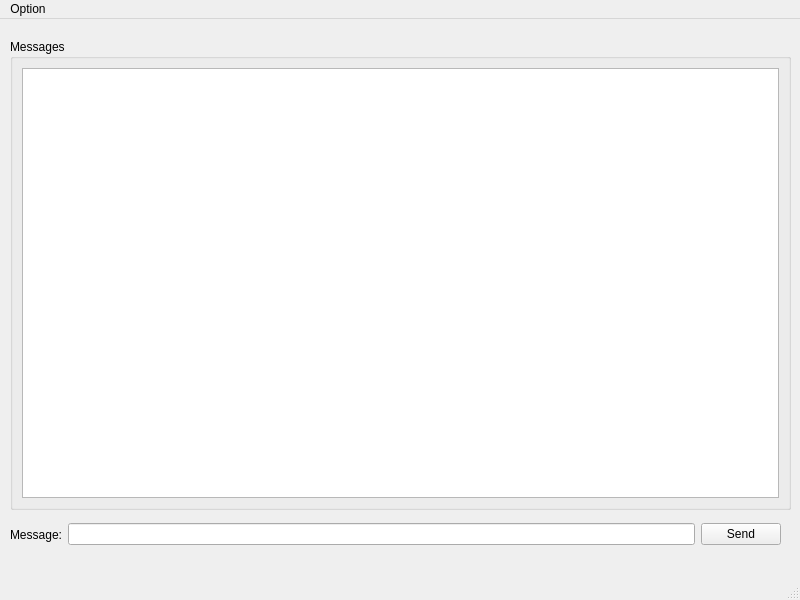
Qt form client/MainWindow.ui (mnaboo/Pitu_Pitu_Cpp) before a commit.
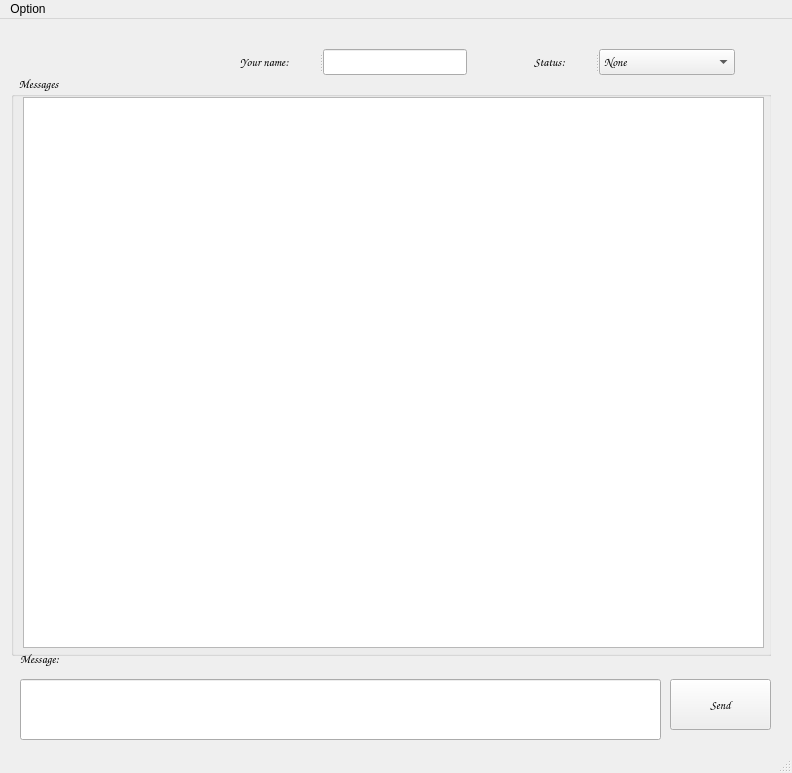
The same form after that commit.

Patch:
```diff
--- a/client/MainWindow.ui
+++ b/client/MainWindow.ui
@@ -6,60 +6,186 @@
    <rect>
     <x>0</x>
     <y>0</y>
-    <width>800</width>
-    <height>600</height>
+    <width>792</width>
+    <height>773</height>
    </rect>
   </property>
   <property name="windowTitle">
    <string>Client</string>
   </property>
   <widget class="QWidget" name="centralwidget">
-   <widget class="QGroupBox" name="groupBox">
+   <widget class="QWidget" name="widget" native="true">
     <property name="geometry">
      <rect>
       <x>10</x>
       <y>20</y>
-      <width>781</width>
-      <height>471</height>
+      <width>761</width>
+      <height>701</height>
      </rect>
     </property>
-    <property name="title">
-     <string>Messages</string>
-    </property>
-    <layout class="QHBoxLayout" name="horizontalLayout">
-     <item>
-      <widget class="QListWidget" name="listMessages"/>
-     </item>
-    </layout>
-   </widget>
-   <widget class="QWidget" name="">
-    <property name="geometry">
-     <rect>
-      <x>10</x>
-      <y>500</y>
-      <width>771</width>
-      <height>31</height>
-     </rect>
-    </property>
-    <layout class="QHBoxLayout" name="horizontalLayout_2">
-     <item>
-      <widget class="QLabel" name="label">
+    <widget class="QGroupBox" name="groupBox">
+     <property name="geometry">
+      <rect>
+       <x>1</x>
+       <y>36</y>
+       <width>761</width>
+       <height>581</height>
+      </rect>
+     </property>
+     <property name="font">
+      <font>
+       <family>Comic Sans MS</family>
+      </font>
+     </property>
+     <property name="title">
+      <string>   Messages</string>
+     </property>
+     <widget class="QListWidget" name="listMessages">
+      <property name="geometry">
+       <rect>
+        <x>12</x>
+        <y>22</y>
+        <width>741</width>
+        <height>551</height>
+       </rect>
+      </property>
+     </widget>
+    </widget>
+    <widget class="QPushButton" name="btnSend">
+     <property name="geometry">
+      <rect>
+       <x>660</x>
+       <y>640</y>
+       <width>101</width>
+       <height>51</height>
+      </rect>
+     </property>
+     <property name="font">
+      <font>
+       <family>Comic Sans MS</family>
+      </font>
+     </property>
+     <property name="text">
+      <string>Send</string>
+     </property>
+     <property name="autoDefault">
+      <bool>false</bool>
+     </property>
+     <property name="default">
+      <bool>false</bool>
+     </property>
+    </widget>
+    <widget class="QLabel" name="label">
+     <property name="geometry">
+      <rect>
+       <x>10</x>
+       <y>610</y>
+       <width>71</width>
+       <height>20</height>
+      </rect>
+     </property>
+     <property name="font">
+      <font>
+       <family>Comic Sans MS</family>
+      </font>
+     </property>
+     <property name="text">
+      <string>Message:</string>
+     </property>
+    </widget>
+    <widget class="QSplitter" name="splitter">
+     <property name="geometry">
+      <rect>
+       <x>230</x>
+       <y>10</y>
+       <width>227</width>
+       <height>26</height>
+      </rect>
+     </property>
+     <property name="orientation">
+      <enum>Qt::Horizontal</enum>
+     </property>
+     <widget class="QLabel" name="label_2">
+      <property name="font">
+       <font>
+        <family>Comic Sans MS</family>
+       </font>
+      </property>
+      <property name="text">
+       <string>Your name:</string>
+      </property>
+     </widget>
+     <widget class="QLineEdit" name="lnClientName">
+      <property name="font">
+       <font>
+        <family>Comic Sans MS</family>
+       </font>
+      </property>
+      <property name="text">
+       <string/>
+      </property>
+     </widget>
+    </widget>
+    <widget class="QSplitter" name="splitter_2">
+     <property name="geometry">
+      <rect>
+       <x>524</x>
+       <y>10</y>
+       <width>201</width>
+       <height>26</height>
+      </rect>
+     </property>
+     <property name="orientation">
+      <enum>Qt::Horizontal</enum>
+     </property>
+     <widget class="QLabel" name="label_3">
+      <property name="font">
+       <font>
+        <family>Comic Sans MS</family>
+       </font>
+      </property>
+      <property name="text">
+       <string>Status:</string>
+      </property>
+     </widget>
+     <widget class="QComboBox" name="comboBox">
+      <property name="font">
+       <font>
+        <family>Comic Sans MS</family>
+       </font>
+      </property>
+      <item>
        <property name="text">
-        <string>Message:</string>
+        <string>None</string>
        </property>
-      </widget>
-     </item>
-     <item>
-      <widget class="QLineEdit" name="lnMessage"/>
-     </item>
-     <item>
-      <widget class="QPushButton" name="btnSend">
+      </item>
+      <item>
        <property name="text">
-        <string>Send</string>
+        <string>Available</string>
        </property>
-      </widget>
-     </item>
-    </layout>
+      </item>
+      <item>
+       <property name="text">
+        <string>Away</string>
+       </property>
+      </item>
+      <item>
+       <property name="text">
+        <string>Busy</string>
+       </property>
+      </item>
+     </widget>
+    </widget>
+    <widget class="QLineEdit" name="lnMessage">
+     <property name="geometry">
+      <rect>
+       <x>10</x>
+       <y>640</y>
+       <width>641</width>
+       <height>61</height>
+      </rect>
+     </property>
+    </widget>
    </widget>
   </widget>
   <widget class="QMenuBar" name="menubar">
@@ -67,8 +193,8 @@
     <rect>
      <x>0</x>
      <y>0</y>
-     <width>800</width>
-     <height>25</height>
+     <width>792</width>
+     <height>26</height>
     </rect>
    </property>
    <widget class="QMenu" name="menuOption">
```
Left out of the diff: 10 changed lines with no effect on the pictures.
